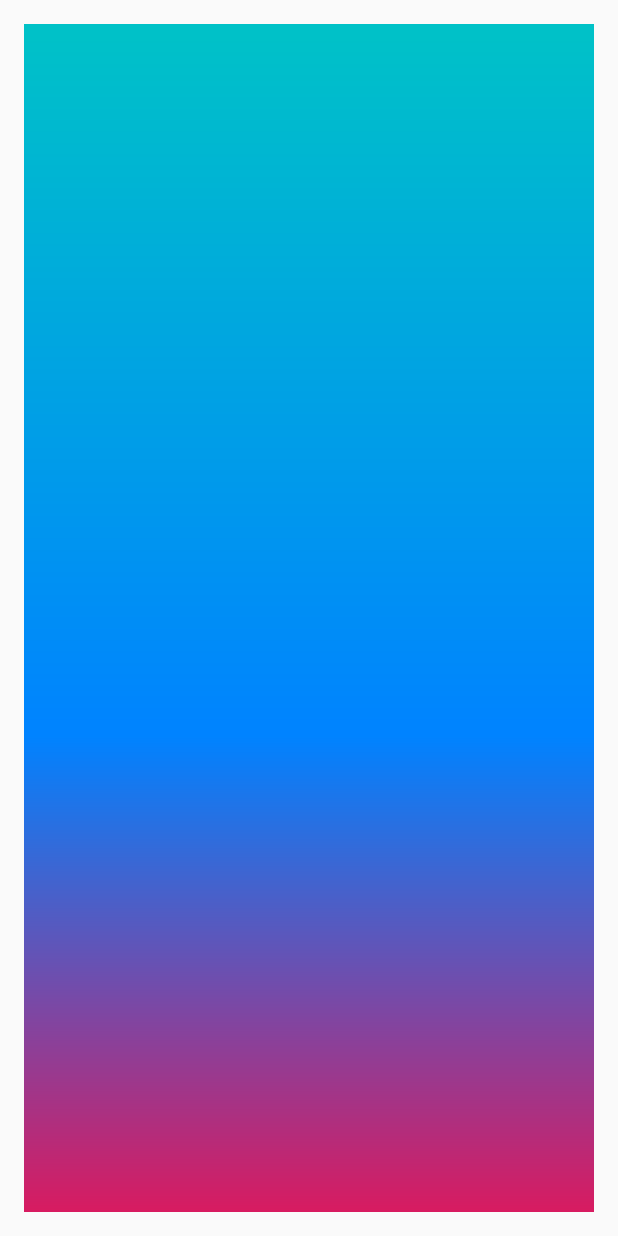
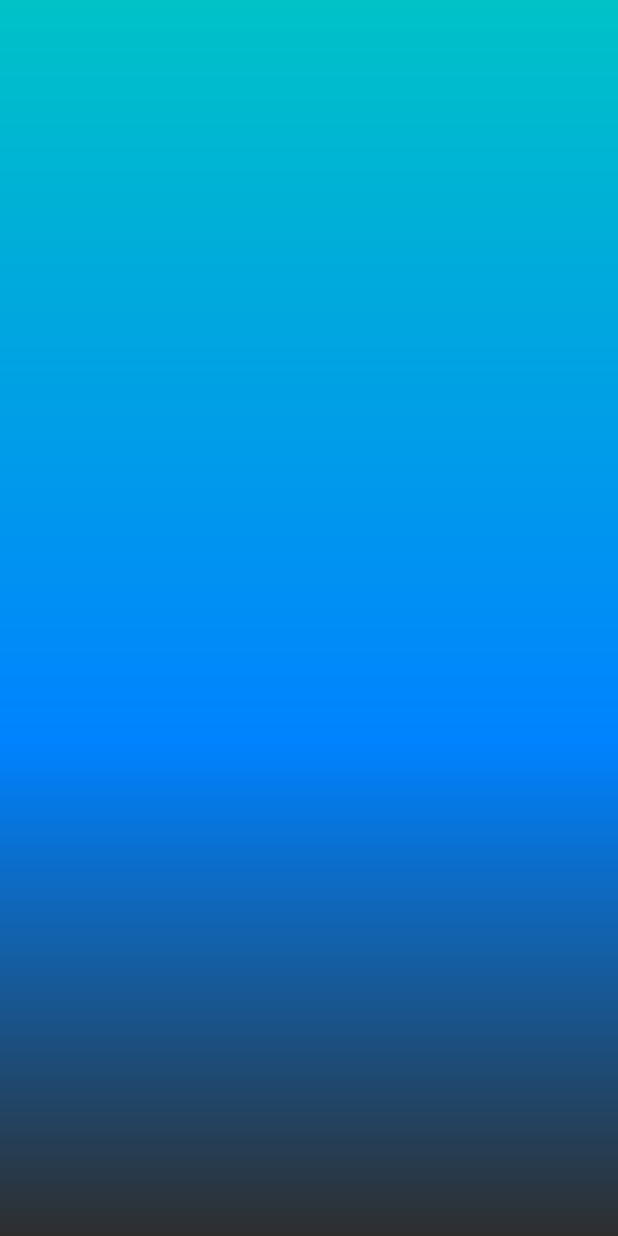
Before and after one commit to xhmrnz/Pemrograman-Mobile-Smstr7, an Android app: the layout activity_main.xml on its own in the app's theme, with its tools: preview values and no code run, on a phone screen of 412 x 824 dp. Run offline under Robolectric (Android 15) with nearby library versions, the phone set to English and light mode, and no system bars.

Commit message:
Update social media url

```diff
--- a/MyMobile2/app/build.gradle
+++ b/MyMobile2/app/build.gradle
@@ -1,12 +1,12 @@
 apply plugin: 'com.android.application'
 
 android {
-    compileSdkVersion 28
+    compileSdkVersion 29
     buildToolsVersion "29.0.2"
     defaultConfig {
         applicationId "com.ilham.mymobile2"
         minSdkVersion 21
-        targetSdkVersion 28
+        targetSdkVersion 29
         versionCode 1
         versionName "1.0"
         testInstrumentationRunner "androidx.test.runner.AndroidJUnitRunner"
@@ -21,6 +21,7 @@ android {
 
 dependencies {
     implementation fileTree(dir: 'libs', include: ['*.jar'])
+    implementation 'androidx.activity:activity:1.0.0'
     implementation 'androidx.appcompat:appcompat:1.1.0'
     implementation 'androidx.constraintlayout:constraintlayout:1.1.3'
     implementation 'androidx.legacy:legacy-support-v4:1.0.0'
--- a/MyMobile2/app/src/main/java/com/ilham/mymobile2/FragmentBawah.java
+++ b/MyMobile2/app/src/main/java/com/ilham/mymobile2/FragmentBawah.java
@@ -11,7 +11,6 @@ import android.view.ViewGroup;
 import android.widget.AdapterView;
 import android.widget.ArrayAdapter;
 import android.widget.ListView;
-import android.widget.Toolbar;
 
 
 /**
@@ -33,7 +32,7 @@ public class FragmentBawah extends Fragment {
                              Bundle savedInstanceState) {
         View view = inflater.inflate(R.layout.fragment_bawah, container, false);
         listView = view.findViewById(R.id.listView);
-        adapter = new ArrayAdapter<>(getActivity(),android.R.layout.simple_list_item_1,getResources().getStringArray(R.array.WebUrl));
+        adapter = new ArrayAdapter<>(getActivity(),android.R.layout.simple_list_item_1,getResources().getStringArray(R.array.WebPage));
         listView.setAdapter(adapter);
         listView.setOnItemClickListener(new AdapterView.OnItemClickListener(){
             @Override
--- a/MyMobile2/app/src/main/res/layout/activity_main.xml
+++ b/MyMobile2/app/src/main/res/layout/activity_main.xml
@@ -6,7 +6,6 @@
     android:layout_width="match_parent"
     android:layout_height="match_parent"
     android:orientation="vertical"
-    android:padding="16dp"
     tools:context=".MainActivity"
     >
 
--- a/MyMobile2/app/src/main/res/values/colors.xml
+++ b/MyMobile2/app/src/main/res/values/colors.xml
@@ -1,8 +1,8 @@
 <?xml version="1.0" encoding="utf-8"?>
 <resources>
-    <color name="colorPrimary">#008577</color>
-    <color name="colorPrimaryDark">#00574B</color>
-    <color name="colorAccent">#D81B60</color>
+    <color name="colorPrimary">#555555</color>
+    <color name="colorPrimaryDark">#252525</color>
+    <color name="colorAccent">#2E2E2E</color>
     <color name="bgAtas">#00c2c7</color>
     <color name="bgBawah">#0083ff</color>
 </resources>
--- a/MyMobile2/app/src/main/res/values/strings.xml
+++ b/MyMobile2/app/src/main/res/values/strings.xml
@@ -2,10 +2,14 @@
     <string name="app_name">MyMobile2</string>
     <!-- TODO: Remove or change this placeholder text -->
     <string name="hello_blank_fragment">Hello blank fragment</string>
-    <string-array name="WebUrl">
+    <string name="load">Loading</string>
+    <string name="no_webpage">Tidak ada halaman web yang ditemukan, \n Silahkan ketuk daftar dibawah ini.</string>
+    <string name="load_webpage"> </string>
+    <string-array name="WebPage">
         <item>Google</item>
         <item>Facebook</item>
         <item>Instagram</item>
+        <item>Twitter</item>
         <item>Github</item>
     </string-array>
 </resources>
--- a/MyMobile2/app/src/main/res/values/styles.xml
+++ b/MyMobile2/app/src/main/res/values/styles.xml
@@ -1,7 +1,7 @@
 <resources>
 
     <!-- Base application theme. -->
-    <style name="AppTheme" parent="Theme.AppCompat.Light.DarkActionBar">
+    <style name="AppTheme" parent="Base.Theme.AppCompat.Light.DarkActionBar">
         <!-- Customize your theme here. -->
         <item name="colorPrimary">@color/colorPrimary</item>
         <item name="colorPrimaryDark">@color/colorPrimaryDark</item>
--- a/MyMobile2/build.gradle
+++ b/MyMobile2/build.gradle
@@ -7,7 +7,7 @@ buildscript {
 
     }
     dependencies {
-        classpath 'com.android.tools.build:gradle:3.5.0'
+        classpath 'com.android.tools.build:gradle:3.5.1'
 
         // NOTE: Do not place your application dependencies here; they belong
         // in the individual module build.gradle files
```
Also changed, not shown: MyMobile2/app/src/main/java/com/ilham/mymobile2/FragmentAtas.java (+25 -13 lines), MyMobile2/app/src/main/res/layout/fragment_atas.xml (+9 -0 lines), 1 other file.
